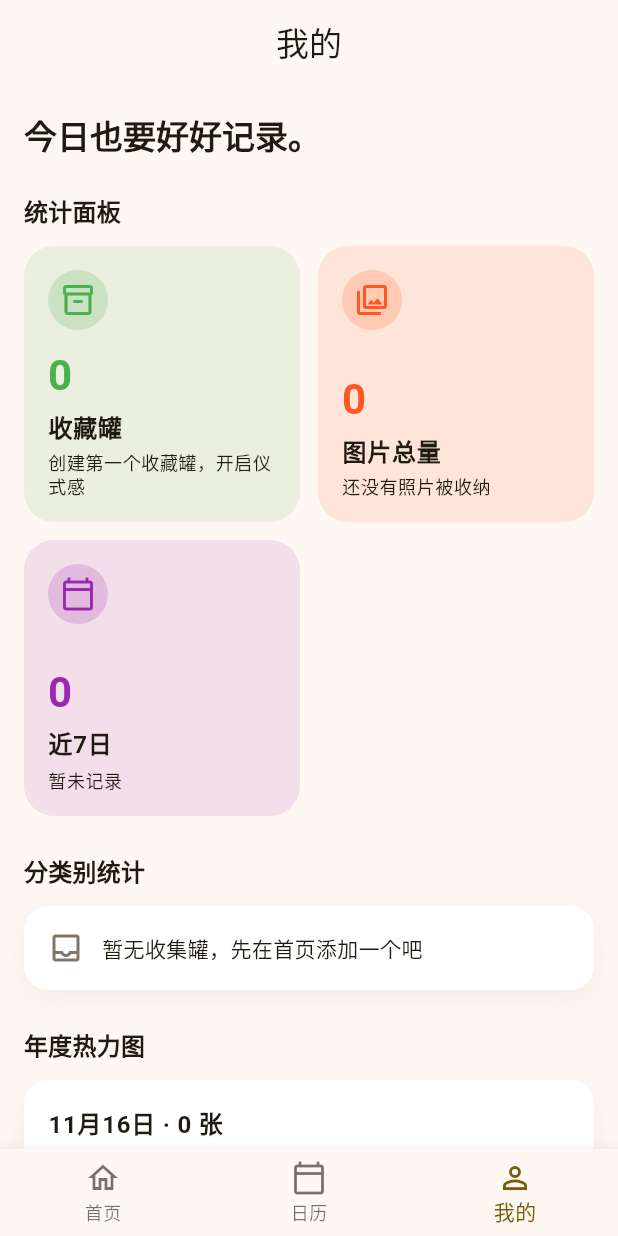
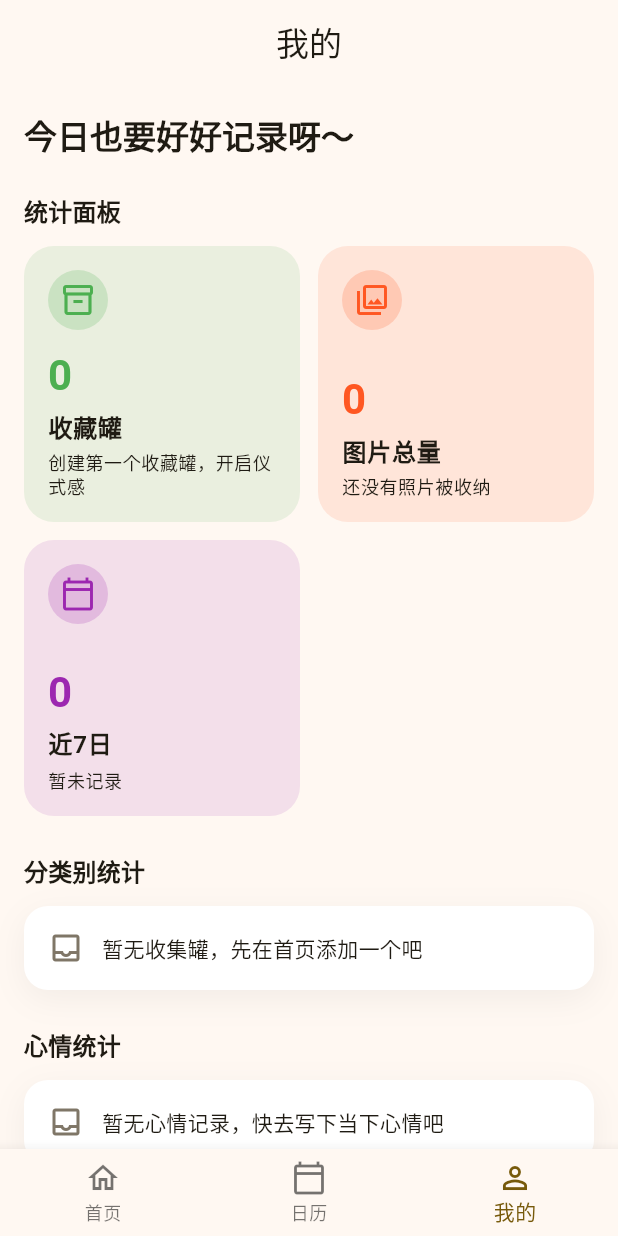
Before and after one commit to inf-xu/colltank, a Flutter app: the ProfilePage screen opened by its route, on a phone screen of 412 x 824 dp. Run offline on Flutter 3.47's test engine with Material 3 defaults, Android fonts, the phone set to English and light mode, and no system bars; our stand-ins replace drift, file_picker, fl_chart, flutter_riverpod, freezed_annotation, go_router and 4 more; missing offline and left inert: crop_your_image, fl_heatmap, gal; accounts and stored records are empty; generated files the repository leaves out were written again.

Commit message:
我的页面增加心情统计

```diff
--- a/lib/features/collections/data/repositories/collectibles/collectibles_repository.dart
+++ b/lib/features/collections/data/repositories/collectibles/collectibles_repository.dart
@@ -112,4 +112,10 @@ class CollectiblesRepository {
       moodColor: moodColor,
     );
   }
+
+  Stream<List<MoodStatistic>> watchMoodStatistics() {
+    return _collectiblesDao.watchMoodStatistics().map(
+      (rows) => rows.map((row) => row.toEntity()).toList(),
+    );
+  }
 }
--- a/lib/features/collections/domain/entities/collection_models.dart
+++ b/lib/features/collections/domain/entities/collection_models.dart
@@ -178,6 +178,18 @@ extension CollectibleWithCollectionMapper on CollectibleWithCollectionRow {
   }
 }
 
+extension MoodStatisticRowMapper on MoodStatisticRow {
+  MoodStatistic toEntity() {
+    return MoodStatistic(
+      moodCodePoint: moodCodePoint,
+      moodFontFamily: moodFontFamily,
+      moodPackage: moodPackage,
+      moodColor: moodColor,
+      count: count,
+    );
+  }
+}
+
 /// 日历/统计使用的日粒度计数模型
 @freezed
 abstract class DailyCollectibleCount with _$DailyCollectibleCount {
@@ -195,3 +207,20 @@ abstract class CollectibleWithCollection with _$CollectibleWithCollection {
     required CollectibleEntity collectible,
   }) = _CollectibleWithCollection;
 }
+
+/// 心情统计实体
+class MoodStatistic {
+  const MoodStatistic({
+    required this.moodCodePoint,
+    required this.moodFontFamily,
+    this.moodPackage,
+    required this.moodColor,
+    required this.count,
+  });
+
+  final int moodCodePoint;
+  final String moodFontFamily;
+  final String? moodPackage;
+  final String moodColor;
+  final int count;
+}
--- a/lib/features/profile/presentation/pages/profile_page.dart
+++ b/lib/features/profile/presentation/pages/profile_page.dart
@@ -1,4 +1,5 @@
 import 'package:fl_heatmap/fl_heatmap.dart';
+import 'package:fl_chart/fl_chart.dart';
 import 'package:flutter/material.dart';
 import 'package:flutter_riverpod/flutter_riverpod.dart';
 
@@ -28,12 +29,14 @@ class _ProfilePageState extends ConsumerState<ProfilePage> {
   Future<void> _handleRefresh() async {
     ref.invalidate(profileCollectionsProvider);
     ref.invalidate(profileYearlyCountsProvider);
+    ref.invalidate(profileMoodStatisticsProvider);
   }
 
   @override
   Widget build(BuildContext context) {
     final collectionsAsync = ref.watch(profileCollectionsProvider);
     final yearlyAsync = ref.watch(profileYearlyCountsProvider);
+    final moodStatsAsync = ref.watch(profileMoodStatisticsProvider);
     final theme = Theme.of(context);
     return Scaffold(
       appBar: AppBar(title: const Text('我的'), centerTitle: true),
@@ -45,7 +48,7 @@ class _ProfilePageState extends ConsumerState<ProfilePage> {
           padding: const EdgeInsets.symmetric(horizontal: 16, vertical: 20),
           children: [
             Text(
-              '今日也要好好记录。',
+              '今日也要好好记录呀～',
               style: theme.textTheme.titleLarge?.copyWith(
                 fontWeight: FontWeight.bold,
               ),
@@ -58,6 +61,10 @@ class _ProfilePageState extends ConsumerState<ProfilePage> {
             _SectionHeader(title: '分类别统计'),
             const SizedBox(height: 12),
             _buildCategorySection(collectionsAsync),
+            const SizedBox(height: 24),
+            _SectionHeader(title: '心情统计'),
+            const SizedBox(height: 12),
+            _buildMoodChart(moodStatsAsync),
             const SizedBox(height: 24),
             _SectionHeader(title: '年度热力图'),
             const SizedBox(height: 12),
@@ -83,6 +90,72 @@ class _ProfilePageState extends ConsumerState<ProfilePage> {
             final overview = _computeOverview(collections, yearlyCounts);
             return _StatGrid(items: overview);
           },
+        );
+      },
+    );
+  }
+
+  Widget _buildMoodChart(AsyncValue<List<MoodStatistic>> moodStatsAsync) {
+    return moodStatsAsync.when(
+      loading: () => const _SectionLoading(),
+      error: (error, _) => _ErrorCard(message: '心情统计加载失败：$error'),
+      data: (stats) {
+        if (stats.isEmpty) {
+          return const _EmptyCard(message: '暂无心情记录，快去写下当下心情吧');
+        }
+        final total = stats.fold<int>(0, (sum, item) => sum + item.count);
+        final slices = _buildMoodSlices(stats, total);
+        return _CardContainer(
+          child: Column(
+            crossAxisAlignment: CrossAxisAlignment.start,
+            children: [
+              SizedBox(
+                height: 220,
+                child: Stack(
+                  alignment: Alignment.center,
+                  children: [
+                    PieChart(
+                      PieChartData(
+                        sectionsSpace: 2,
+                        centerSpaceRadius: 60,
+                        sections: [
+                          for (final slice in slices)
+                            PieChartSectionData(
+                              color: slice.color,
+                              value: slice.count.toDouble(),
+                              title: slice.percent >= 12
+                                  ? '${slice.percent.toStringAsFixed(0)}%'
+                                  : '',
+                              titleStyle: TextStyle(
+                                color: Colors.white,
+                                fontSize: 12,
+                                fontWeight: FontWeight.bold,
+                              ),
+                            ),
+                        ],
+                      ),
+                    ),
+                    Column(
+                      mainAxisSize: MainAxisSize.min,
+                      children: [
+                        Text(
+                          '$total 张',
+                          style: Theme.of(context).textTheme.titleMedium
+                              ?.copyWith(fontWeight: FontWeight.bold),
+                        ),
+                        Text(
+                          '已记录心情',
+                          style: Theme.of(context).textTheme.bodySmall,
+                        ),
+                      ],
+                    ),
+                  ],
+                ),
+              ),
+              const SizedBox(height: 16),
+              _MoodLegend(slices: slices),
+            ],
+          ),
         );
       },
     );
@@ -230,6 +303,32 @@ class _ProfilePageState extends ConsumerState<ProfilePage> {
           color: Colors.teal,
         ),
     ];
+  }
+
+  List<_MoodSlice> _buildMoodSlices(List<MoodStatistic> stats, int totalCount) {
+    final safeTotal = totalCount == 0 ? 1 : totalCount;
+    return stats.map((stat) {
+      final color = parseHexColor(stat.moodColor);
+      final percent = stat.count / safeTotal * 100;
+      return _MoodSlice(
+        icon: _buildMoodIcon(stat),
+        color: color,
+        count: stat.count,
+        percent: percent,
+      );
+    }).toList();
+  }
+
+  IconData _buildMoodIcon(MoodStatistic stat) {
+    final fontFamily = stat.moodFontFamily.isEmpty ? null : stat.moodFontFamily;
+    final fontPackage = (stat.moodPackage?.isEmpty ?? true)
+        ? null
+        : stat.moodPackage;
+    return IconData(
+      stat.moodCodePoint,
+      fontFamily: fontFamily,
+      fontPackage: fontPackage,
+    );
   }
 
   HeatmapData _createYearHeatmapData(
@@ -619,6 +718,72 @@ class ProfileHeatmapItem extends HeatmapItem {
   final int count;
 }
 
+class _MoodSlice {
+  const _MoodSlice({
+    required this.icon,
+    required this.color,
+    required this.count,
+    required this.percent,
+  });
+
+  final IconData icon;
+  final Color color;
+  final int count;
+  final double percent;
+}
+
+class _MoodLegend extends StatelessWidget {
+  const _MoodLegend({required this.slices});
+
+  final List<_MoodSlice> slices;
+
+  @override
+  Widget build(BuildContext context) {
+    return Column(
+      children: [
+        for (final slice in slices)
+          Padding(
+            padding: const EdgeInsets.symmetric(vertical: 6),
+            child: _MoodLegendItem(slice: slice),
+          ),
+      ],
+    );
+  }
+}
+
+class _MoodLegendItem extends StatelessWidget {
+  const _MoodLegendItem({required this.slice});
+
+  final _MoodSlice slice;
+
+  @override
+  Widget build(BuildContext context) {
+    return Row(
+      children: [
+        CircleAvatar(
+          backgroundColor: slice.color.withValues(alpha: 0.2),
+          child: Icon(slice.icon, color: slice.color),
+        ),
+        const SizedBox(width: 12),
+        Expanded(
+          child: Text(
+            '${slice.count} 张',
+            style: Theme.of(
+              context,
+            ).textTheme.bodyMedium?.copyWith(fontWeight: FontWeight.w600),
+          ),
+        ),
+        Text(
+          '${slice.percent.toStringAsFixed(1)} %',
+          style: Theme.of(context).textTheme.bodySmall?.copyWith(
+            color: Theme.of(context).colorScheme.outline,
+          ),
+        ),
+      ],
+    );
+  }
+}
+
 class _HeatLegend extends StatelessWidget {
   const _HeatLegend({required this.colors});
 
--- a/lib/features/profile/presentation/providers/profile_providers.dart
+++ b/lib/features/profile/presentation/providers/profile_providers.dart
@@ -21,3 +21,11 @@ final profileYearlyCountsProvider = StreamProvider<List<DailyCollectibleCount>>(
     return repository.watchDailyCounts(start: start, end: end);
   },
 );
+
+/// 我的页面 - 心情统计
+final profileMoodStatisticsProvider = StreamProvider<List<MoodStatistic>>((
+  ref,
+) {
+  final repository = ref.watch(collectiblesRepositoryProvider);
+  return repository.watchMoodStatistics();
+});
--- a/pubspec.yaml
+++ b/pubspec.yaml
@@ -53,6 +53,7 @@ dependencies:
   gal: ^2.3.2
   table_calendar: ^3.0.9
   fl_heatmap: ^0.4.6
+  fl_chart: ^1.1.1
 
 dev_dependencies:
   flutter_test:
```
Also changed, not shown: lib/core/database/daos/collectibles/collectibles_dao.dart (+52 -0 lines), pubspec.lock, 2 other files.
